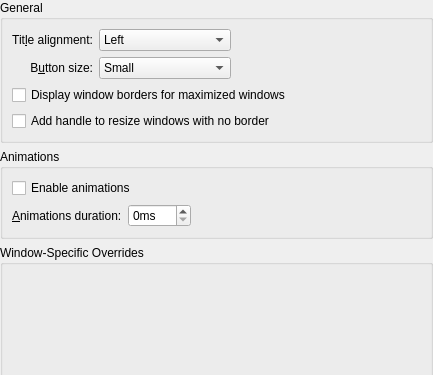
The window that kdecoration/config/ui/breezeconfigurationui.ui (Luwx/Lightly) describes before a commit, drawn with Qt 5; both pictures show x 0 to 433 and y 0 to 375 of the 433 by 548 pixel window.
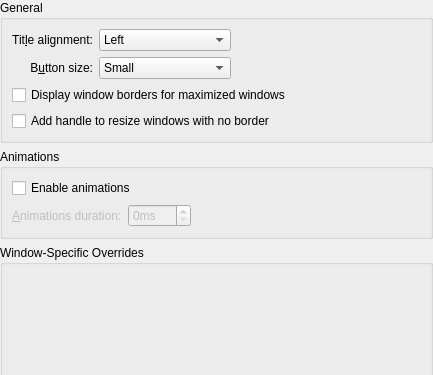
The same window after the commit. Custom widgets are drawn as their Qt base class.

Commit message: disable animation duration settings when animations are not enabled

Patch:
```diff
--- a/kdecoration/config/ui/breezeconfigurationui.ui
+++ b/kdecoration/config/ui/breezeconfigurationui.ui
@@ -141,6 +141,9 @@
      <layout class="QGridLayout" name="gridLayout_2">
       <item row="2" column="0">
        <widget class="QLabel" name="animationsDurationLabel">
+        <property name="enabled">
+         <bool>false</bool>
+        </property>
         <property name="text">
          <string>&amp;Animations duration:</string>
         </property>
@@ -151,6 +154,9 @@
       </item>
       <item row="2" column="1">
        <widget class="QSpinBox" name="animationsDuration">
+        <property name="enabled">
+         <bool>false</bool>
+        </property>
         <property name="suffix">
          <string>ms</string>
         </property>
```
Left out of the diff: 46 changed lines with no effect on the pictures. The commit also changes 1 other file.
